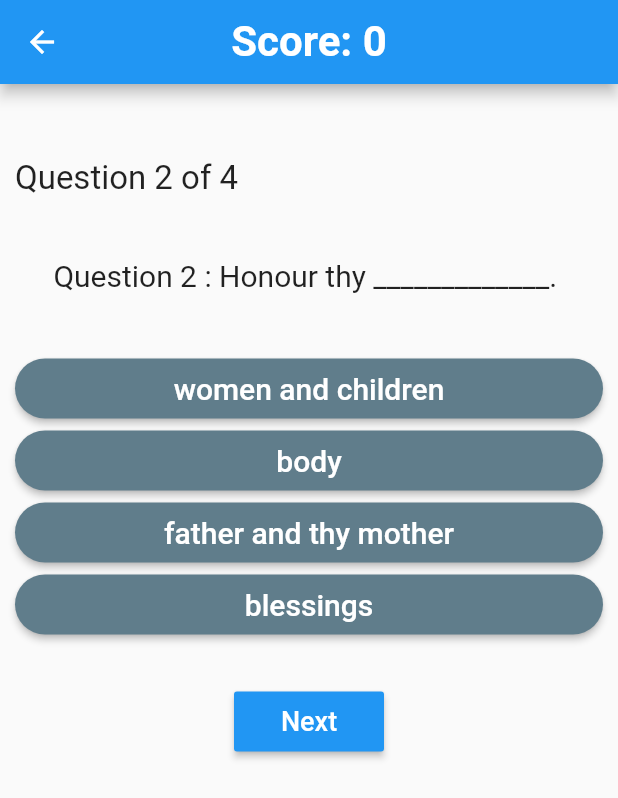
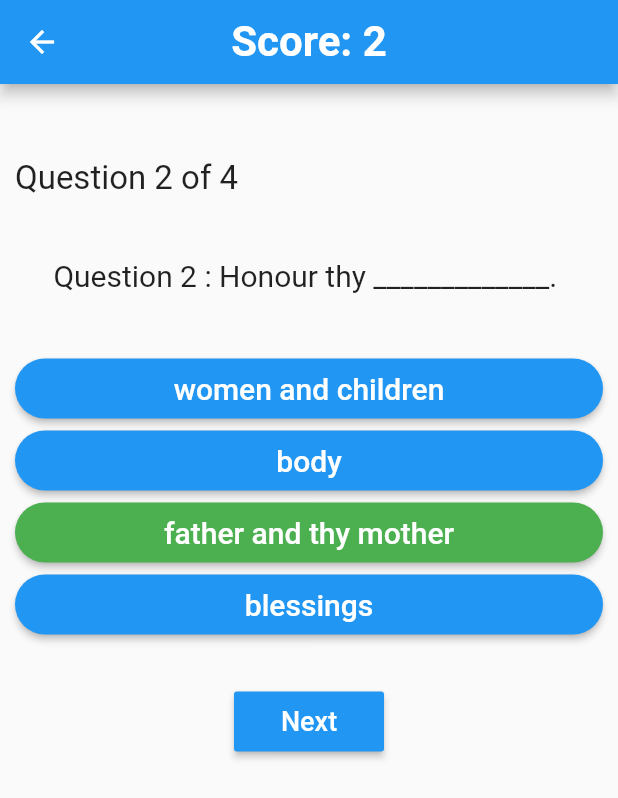
Before and after one commit to zjoart/Bible-quiz-app, a Flutter app: the Question screen opened directly, after a tap on "Next", after a tap on "father and thy mother", on a phone screen of 412 x 824 dp. Shown: the top 798 px of the screen. Run offline on Flutter 3.47's test engine with Material 2 defaults, Android fonts, the phone set to English and light mode, and no system bars.

Commit message:
added color changes

```diff
--- a/lib/main.dart
+++ b/lib/main.dart
@@ -1,3 +1,4 @@
+import 'package:flutter/cupertino.dart';
 import 'package:flutter/material.dart';
 import './quizQuestion.dart';
 
@@ -33,13 +34,13 @@ class AnimalQuizState extends State<BibleQuiz>{
 
         child: new Column(
 
+          mainAxisAlignment: MainAxisAlignment.center,
           crossAxisAlignment: CrossAxisAlignment.stretch,
-          mainAxisAlignment: MainAxisAlignment.center,
           children: <Widget>[
 
             new MaterialButton(
                 height: 50.0,
-                color: Colors.green,
+                color: Colors.blueAccent,
                 onPressed: startQuiz,
                 child: new Text("Start Bible Quiz",
                   style: new TextStyle(
--- a/lib/quizQuestion.dart
+++ b/lib/quizQuestion.dart
@@ -37,12 +37,21 @@ class Question extends StatefulWidget{
 
 class QuestionState extends State<Question> {
 
+  Color colorToShow = Colors.blueAccent;
+  Color right = Colors.green;
 
-  Color colortoshow = Colors.blueGrey;
-  Color right = Colors.green;
-  Color wrong = Colors.red;
+  Color btnColor1 = Colors.blueAccent;
+  Color btnColor2 = Colors.blueAccent;
+  Color btnColor3 = Colors.blueAccent;
+  Color btnColor4 = Colors.blueAccent;
 
-  var  btncolor = Colors.blueGrey;
+  Color wrong1 = Colors.red;
+  Color wrong2 = Colors.red;
+  Color wrong3 = Colors.red;
+  Color wrong4 = Colors.red;
+
+
+
 
 
 
@@ -99,39 +108,55 @@ class QuestionState extends State<Question> {
 
                     //button 1
                     new MaterialButton(
-                    //  minWidth: 120.0,
+                      // minWidth: 120.0,
                       height: 40.0,
+                      color: btnColor1,
                       onPressed: (){
                         if(quiz.choices[questionNumber][1] == quiz.correctAnswers[questionNumber]){
-                          debugPrint("Correct");
-                          finalScore++;
-                        }else{
-                          debugPrint("Wrong");
+                          print("Correct");
+                          setState(() {
+                            btnColor1 = right;
+                          });
+                          finalScore = finalScore +2;
+                        }else {
+                          print("Wrong");
+                          setState(() {
+                            btnColor1 = wrong1;
+
+                          });
+
                         }
                       },
                       child: new Text(quiz.choices[questionNumber][0],
                         style: new TextStyle(
                             fontSize: 20.0,
-                          color: Colors.white,
+                            color: Colors.white
                         ),),
-                      color: Colors.blueGrey,
                       shape: RoundedRectangleBorder(borderRadius: BorderRadius.circular(20.0)),
                     ),
+
 
                     //button 2
                     new MaterialButton(
                      // minWidth: 120.0,
                       height: 40.0,
-                      color: Colors.blueGrey,
+                      color: btnColor2,
                       onPressed: (){
 
                         if(quiz.choices[questionNumber][1] == quiz.correctAnswers[questionNumber]){
-                          debugPrint("Correct");
-                          finalScore++;
+                          print("Correct");
+                          setState(() {
+                            btnColor2 = right;
+
+                          });
+                          finalScore = finalScore +2;
                         }else{
-                          debugPrint("Wrong");
+                          print("Wrong");
+                          setState(() {
+                            btnColor2 = wrong2;
+
+                          });
                         }
-
                       },
                       child: new Text(quiz.choices[questionNumber][1],
                         style: new TextStyle(
@@ -153,19 +178,27 @@ class QuestionState extends State<Question> {
 
                     //button 3
                     new MaterialButton(
-                      //minWidth: 120.0,
+                      // minWidth: 120.0,
                       height: 40.0,
-                      color:  Colors.blueGrey,
-                      onPressed:() {
+                      color: btnColor3,
+                      onPressed: (){
+
                         if(quiz.choices[questionNumber][2] == quiz.correctAnswers[questionNumber]){
+                          print("Correct");
+                          setState(() {
+                            btnColor3 = right;
 
-                        debugPrint("Correct");
-                        finalScore++;
-                      }else{
-                        debugPrint("Wrong");
-                      }
+                          });
+                          finalScore = finalScore +2;
+                        }else{
+                          print("Wrong");
+                          setState(() {
+                            btnColor3 = wrong3;
+
+                          });
+                        }
+
                       },
-
                       child: new Text(quiz.choices[questionNumber][2],
                         style: new TextStyle(
                             fontSize: 20.0,
@@ -174,27 +207,31 @@ class QuestionState extends State<Question> {
                       shape: RoundedRectangleBorder(borderRadius: BorderRadius.circular(20.0)),
                     ),
 
+
                     //button 4
 
                     new MaterialButton(
-                     // minWidth: 120.0,
+                      // minWidth: 120.0,
                       height: 40.0,
-                      color: Colors.blueGrey,
+                      color:  btnColor4,
                       onPressed: (){
 
                         if(quiz.choices[questionNumber][3] == quiz.correctAnswers[questionNumber]){
+                          print("Correct");
+                          setState(() {
+                            btnColor4 = right;
 
-                          debugPrint("Correct");
-                          colortoshow = right;
-                          finalScore++;
+                          });
+                          finalScore = finalScore +2;
+                        }else{
+                          print("Wrong");
+                          setState(() {
+                            btnColor4 = wrong4;
 
-                        }else{
-                          debugPrint("Wrong");
-                          colortoshow = wrong;
+                          });
                         }
-                        btncolor = colortoshow;
+
                       },
-
                       child: new Text(quiz.choices[questionNumber][3],
                         style: new TextStyle(
                             fontSize: 20.0,
@@ -202,6 +239,7 @@ class QuestionState extends State<Question> {
                         ),),
                       shape: RoundedRectangleBorder(borderRadius: BorderRadius.circular(20.0)),
                     ),
+
 
                   ],
                 ),
@@ -247,6 +285,10 @@ class QuestionState extends State<Question> {
         Navigator.push(context, new MaterialPageRoute(builder: (context)=> new Summary(score: finalScore,)));
 
       }else{
+        btnColor1 = Colors.blue;
+        btnColor2 = Colors.blue;
+        btnColor3 = Colors.blue;
+        btnColor4 = Colors.blue;
         questionNumber++;
       }
     });
```
